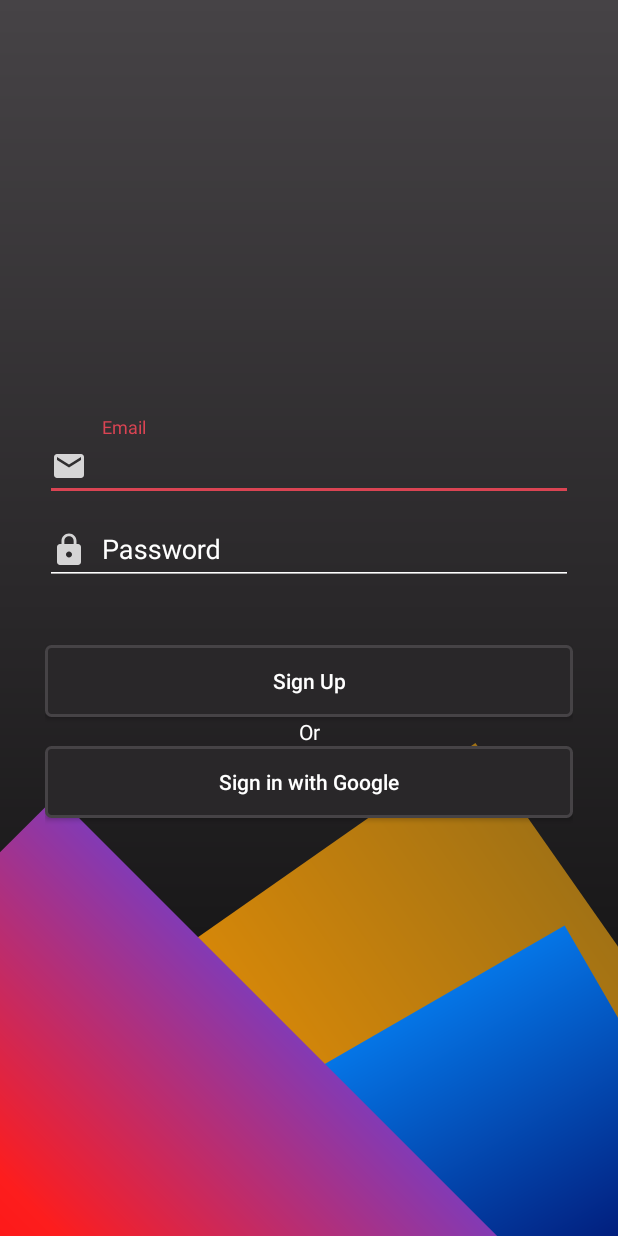
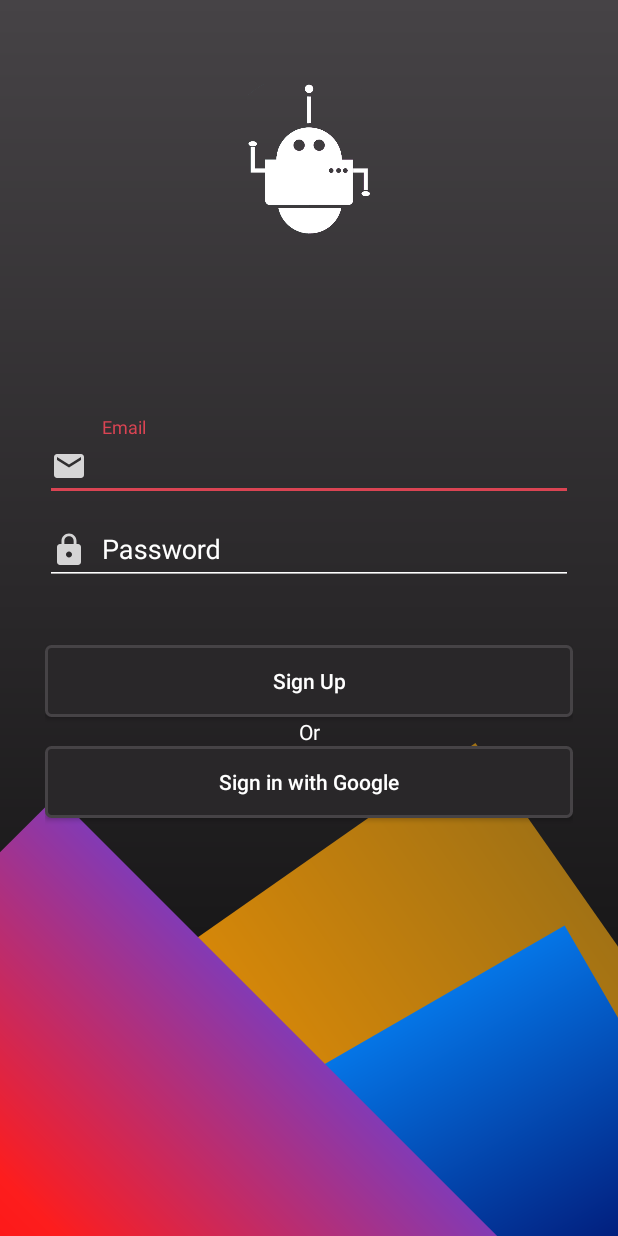
Before and after one commit to DanielAlonsoTM/Glados-App, an Android app: the screen it shows after launch (LoginActivity), on a phone screen of 412 x 824 dp. Run offline under Robolectric (Android 15) with nearby library versions, the phone set to English and light mode, and no system bars.

Commit message:
Changes on login design and custom action bar

```diff
--- a/app/src/main/res/layout/actionbar_custom.xml
+++ b/app/src/main/res/layout/actionbar_custom.xml
@@ -2,17 +2,16 @@
 <RelativeLayout
         xmlns:android="http://schemas.android.com/apk/res/android"
         android:layout_width="match_parent"
-        android:layout_height="wrap_content"
+        android:layout_height="?actionBarSize"
         android:layout_gravity="fill_horizontal"
         android:gravity="fill_horizontal"
         android:orientation="horizontal">
-
     <TextView
+            android:id="@+id/action_bar_title"
             android:layout_width="wrap_content"
-            android:layout_height="wrap_content"
+            android:layout_height="match_parent"
             android:layout_gravity="center"
             android:gravity="center"
-            android:id="@+id/action_bar_title"
             android:text="@string/app_name"
             android:textColor="@color/colorWhite"
             android:textSize="24sp"/>
--- a/app/src/main/res/layout/activity_login.xml
+++ b/app/src/main/res/layout/activity_login.xml
@@ -7,11 +7,26 @@
         android:layout_height="match_parent"
         android:background="@drawable/bottom_shapes"
         tools:context=".ui.login.LoginActivity">
+    <RelativeLayout
+            android:layout_width="wrap_content"
+            android:layout_height="wrap_content"
+            tools:ignore="MissingConstraints">
+
+        <ImageView
+                android:id="@+id/login_icon"
+                android:layout_width="wrap_content"
+                android:layout_height="100dp"
+                android:layout_alignParentTop="true"
+                android:layout_marginTop="?actionBarSize"
+                android:src="@drawable/bot_icon"/>
         <LinearLayout
+                android:id="@+id/login_content_form"
                 android:layout_width="match_parent"
-            android:layout_height="match_parent"
+                android:layout_height="wrap_content"
                 android:layout_marginStart="30dp"
                 android:layout_marginEnd="30dp"
+                android:layout_alignParentTop="true"
+                android:layout_alignParentBottom="true"
                 android:gravity="center"
                 android:orientation="vertical">
             <com.google.android.material.textfield.TextInputLayout
@@ -68,4 +83,5 @@
                     android:textAllCaps="false"
                     android:background="@drawable/button_shape"/>
         </LinearLayout>
+    </RelativeLayout>
 </androidx.constraintlayout.widget.ConstraintLayout>
```
Lines whose indentation alone changed are shown as unchanged.
